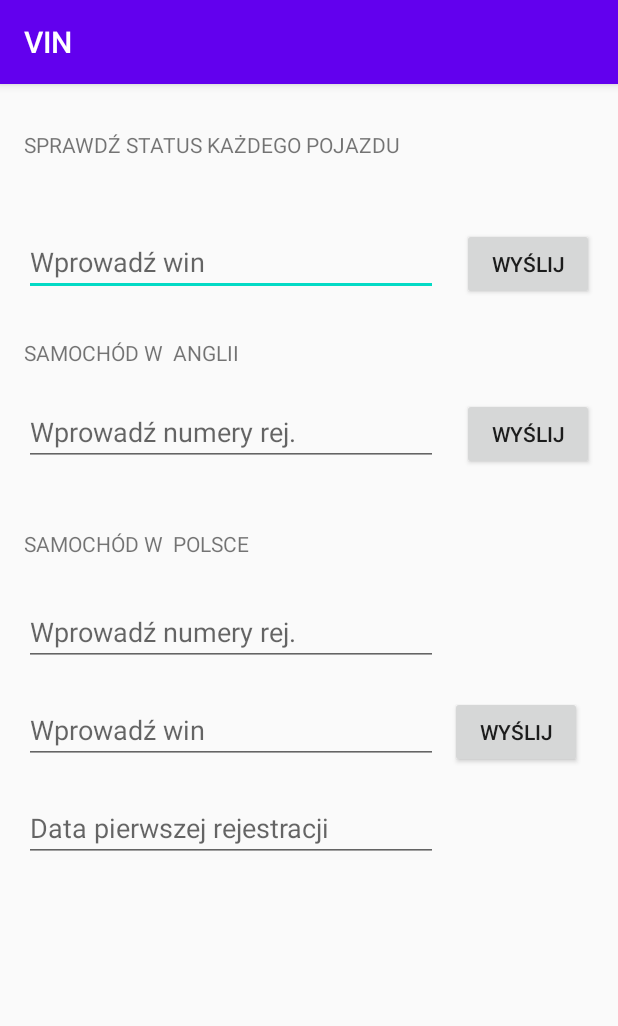
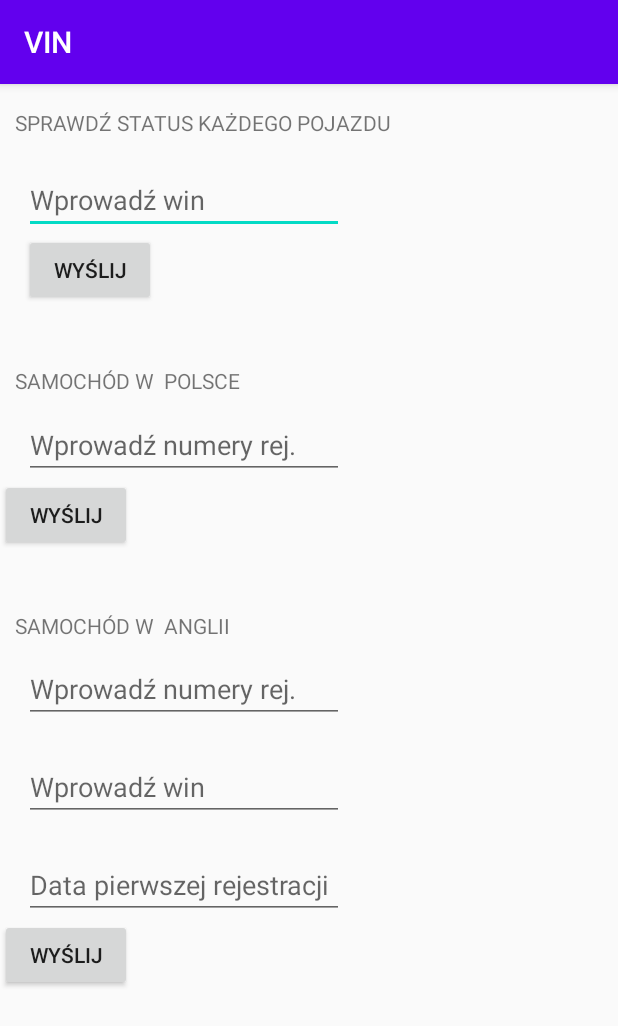
Before and after one commit to Zerling1/VIN, an Android app: the screen it shows after launch (MainActivity), on a phone screen of 412 x 824 dp. Shown: the top 1026 px of the screen. Run offline under Robolectric (Android 15) with nearby library versions, the phone set to English and light mode, and no system bars.

Commit message:
first working version with ScrollView
still looks ugly, some constrains need fixing

```diff
--- a/app/src/main/AndroidManifest.xml
+++ b/app/src/main/AndroidManifest.xml
@@ -44,7 +44,6 @@
         </activity>
         <activity android:name=".MainActivity"
             tools:ignore="ExtraText">
-            android:screenOrientation="landscape"
             <intent-filter>
                 <action android:name="android.intent.action.MAIN" />
 
--- a/app/src/main/res/layout/activity_main.xml
+++ b/app/src/main/res/layout/activity_main.xml
@@ -6,13 +6,33 @@
     android:layout_height="match_parent"
     tools:context=".MainActivity">
 
+    <ScrollView
+        android:layout_width="match_parent"
+        android:layout_height="match_parent">
+    <LinearLayout
+        android:layout_width="match_parent"
+        android:layout_height="wrap_content"
+        android:orientation="vertical" >
+
+        <TextView
+            android:id="@+id/textView7"
+            android:layout_width="289dp"
+            android:layout_height="37dp"
+            android:layout_marginLeft="10dp"
+            android:layout_marginTop="16dp"
+            android:scrollbars="vertical"
+            android:text="SPRAWDŹ STATUS KAŻDEGO POJAZDU"
+            android:textSize="14sp"
+            app:layout_constraintHorizontal_bias="0.131"
+            app:layout_constraintVertical_bias="0.555" />
+
         <EditText
             android:id="@+id/editText"
-        android:layout_width="0dp"
+            android:layout_width="wrap_content"
             android:layout_height="wrap_content"
             android:layout_marginStart="16dp"
             android:layout_marginLeft="16dp"
-        android:layout_marginTop="96dp"
+            android:layout_marginTop="1dp"
             android:ems="10"
             android:hint="@string/edit_message"
             android:inputType="textPersonName"
@@ -36,27 +56,37 @@
             app:layout_constraintHorizontal_bias="0.5"
             app:layout_constraintStart_toEndOf="@+id/editText" />
 
+        <TextView
+            android:id="@+id/textView2"
+            android:layout_width="218dp"
+            android:layout_height="30dp"
+            android:layout_marginLeft="10dp"
+            android:layout_marginTop="40dp"
+            android:scrollbars="vertical"
+            android:text="SAMOCHÓD W  POLSCE"
+            android:textSize="14sp"
+            app:layout_constraintHorizontal_bias="0.082" />
+
         <EditText
             android:id="@+id/editText2"
-        android:layout_width="0dp"
+            android:layout_width="wrap_content"
             android:layout_height="wrap_content"
             android:layout_marginStart="16dp"
             android:layout_marginLeft="16dp"
-        android:layout_marginTop="68dp"
             android:layout_marginEnd="16dp"
-        android:layout_marginRight="16dp"
             android:ems="10"
             android:hint="@string/edit_message2"
             android:inputType="textPersonName"
             app:layout_constraintEnd_toStartOf="@+id/button2"
             app:layout_constraintHorizontal_bias="0.5"
             app:layout_constraintStart_toStartOf="parent"
-        app:layout_constraintTop_toBottomOf="@+id/editText" />
+            app:layout_constraintTop_toBottomOf="parent" />
 
         <Button
             android:id="@+id/button2"
             android:layout_width="wrap_content"
             android:layout_height="wrap_content"
+            android:layout_marginLeft="16dp"
             android:layout_marginEnd="16dp"
             android:layout_marginRight="16dp"
             android:onClick="sendMessage2"
@@ -64,15 +94,26 @@
             app:layout_constraintBaseline_toBaselineOf="@+id/editText2"
             app:layout_constraintEnd_toEndOf="parent"
             app:layout_constraintHorizontal_bias="0.5"
-        app:layout_constraintStart_toEndOf="@+id/editText2" />
+            app:layout_constraintStart_toEndOf="@id/editText2" />
+
+        <TextView
+            android:id="@+id/textView4"
+            android:layout_width="183dp"
+            android:layout_height="28dp"
+            android:layout_marginLeft="10dp"
+            android:layout_marginTop="40dp"
+            android:scrollbars="vertical"
+            android:text="SAMOCHÓD W  ANGLII"
+            android:textSize="14sp"
+            app:layout_constraintHorizontal_bias="0.07" />
 
         <EditText
             android:id="@+id/editText3"
-        android:layout_width="0dp"
+            android:layout_width="wrap_content"
             android:layout_height="wrap_content"
             android:layout_marginStart="16dp"
             android:layout_marginLeft="16dp"
-        android:layout_marginTop="88dp"
+            android:layout_marginTop="1dp"
             android:ems="10"
             android:hint="@string/edit_message4"
             android:inputType="textPersonName"
@@ -81,21 +122,9 @@
             app:layout_constraintStart_toStartOf="parent"
             app:layout_constraintTop_toBottomOf="@+id/editText2" />
 
-    <Button
-        android:id="@+id/button3"
-        android:layout_width="wrap_content"
-        android:layout_height="wrap_content"
-        android:layout_marginEnd="16dp"
-        android:layout_marginRight="16dp"
-        android:onClick="sendMessage3"
-        android:text="@string/button_send3"
-        app:layout_constraintBaseline_toBaselineOf="@+id/editText4"
-        app:layout_constraintEnd_toEndOf="parent"
-        app:layout_constraintStart_toEndOf="@+id/editText4" />
-
         <EditText
             android:id="@+id/editText4"
-        android:layout_width="0dp"
+            android:layout_width="wrap_content"
             android:layout_height="wrap_content"
             android:layout_marginStart="16dp"
             android:layout_marginLeft="16dp"
@@ -110,7 +139,7 @@
 
         <EditText
             android:id="@+id/editText5"
-        android:layout_width="0dp"
+            android:layout_width="wrap_content"
             android:layout_height="wrap_content"
             android:layout_marginStart="16dp"
             android:layout_marginLeft="16dp"
@@ -123,43 +152,19 @@
             app:layout_constraintStart_toStartOf="parent"
             app:layout_constraintTop_toBottomOf="@+id/editText4" />
 
-    <TextView
-        android:id="@+id/textView2"
-        android:layout_width="218dp"
-        android:layout_height="30dp"
-        android:layout_marginBottom="16dp"
-        android:text="SAMOCHÓD W  POLSCE"
-        android:textSize="14sp"
-        app:layout_constraintBottom_toTopOf="@+id/editText3"
+        <Button
+            android:id="@+id/button3"
+            android:layout_width="wrap_content"
+            android:layout_height="wrap_content"
+            android:layout_marginLeft="16dp"
+            android:layout_marginEnd="16dp"
+            android:layout_marginRight="16dp"
+            android:onClick="sendMessage3"
+            android:text="@string/button_send3"
+            app:layout_constraintBaseline_toBaselineOf="@id/editText5"
             app:layout_constraintEnd_toEndOf="parent"
-        app:layout_constraintHorizontal_bias="0.082"
-        app:layout_constraintStart_toStartOf="parent" />
+            app:layout_constraintStart_toEndOf="@id/editText5" />
 
-    <TextView
-        android:id="@+id/textView4"
-        android:layout_width="183dp"
-        android:layout_height="28dp"
-        android:layout_marginBottom="12dp"
-        android:text="SAMOCHÓD W  ANGLII"
-        android:textSize="14sp"
-        app:layout_constraintBottom_toTopOf="@+id/editText2"
-        app:layout_constraintEnd_toEndOf="parent"
-        app:layout_constraintHorizontal_bias="0.07"
-        app:layout_constraintStart_toStartOf="parent" />
-
-    <TextView
-        android:id="@+id/textView7"
-        android:layout_width="289dp"
-        android:layout_height="37dp"
-        android:layout_marginTop="16dp"
-        android:layout_marginBottom="16dp"
-        android:text="SPRAWDŹ STATUS KAŻDEGO POJAZDU"
-        android:textSize="14sp"
-        app:layout_constraintBottom_toTopOf="@+id/editText"
-        app:layout_constraintEnd_toEndOf="parent"
-        app:layout_constraintHorizontal_bias="0.131"
-        app:layout_constraintStart_toStartOf="parent"
-        app:layout_constraintTop_toTopOf="parent"
-        app:layout_constraintVertical_bias="0.555" />
-
+    </LinearLayout>
+    </ScrollView>
     </androidx.constraintlayout.widget.ConstraintLayout>
--- a/build.gradle
+++ b/build.gradle
@@ -8,7 +8,7 @@ buildscript {
 
     }
     dependencies {
-        classpath 'com.android.tools.build:gradle:3.6.1'
+        classpath 'com.android.tools.build:gradle:4.0.0'
 
 
         // NOTE: Do not place your application dependencies here; they belong
```
Also changed, not shown: gradle/wrapper/gradle-wrapper.properties. Lines whose indentation alone changed are shown as unchanged.
